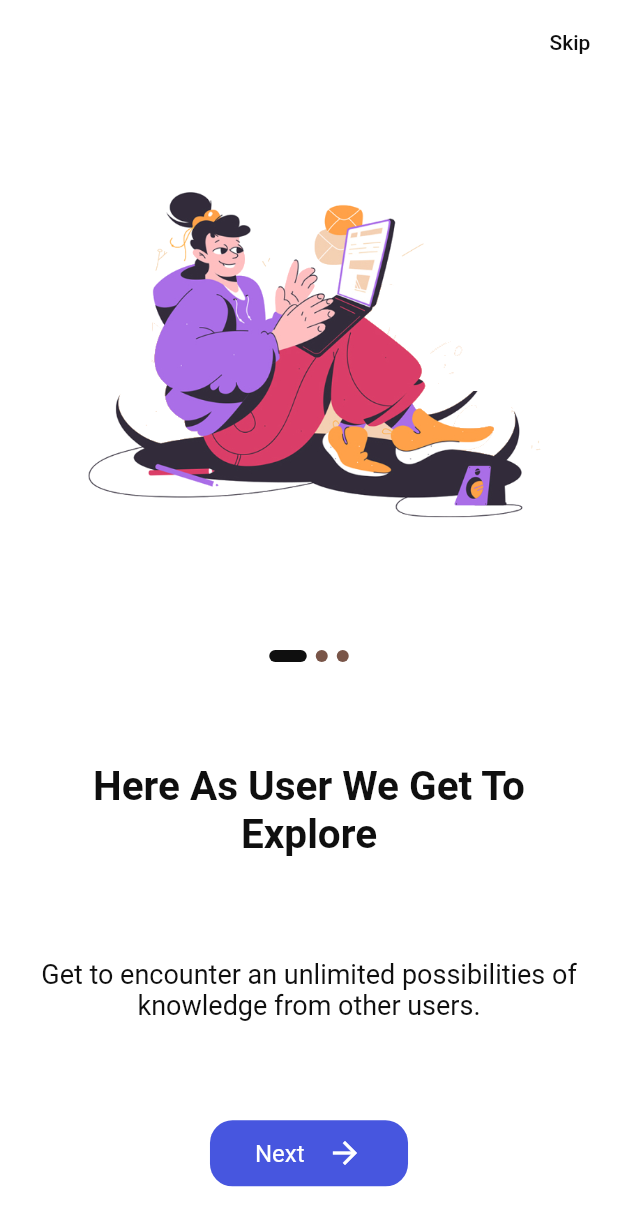
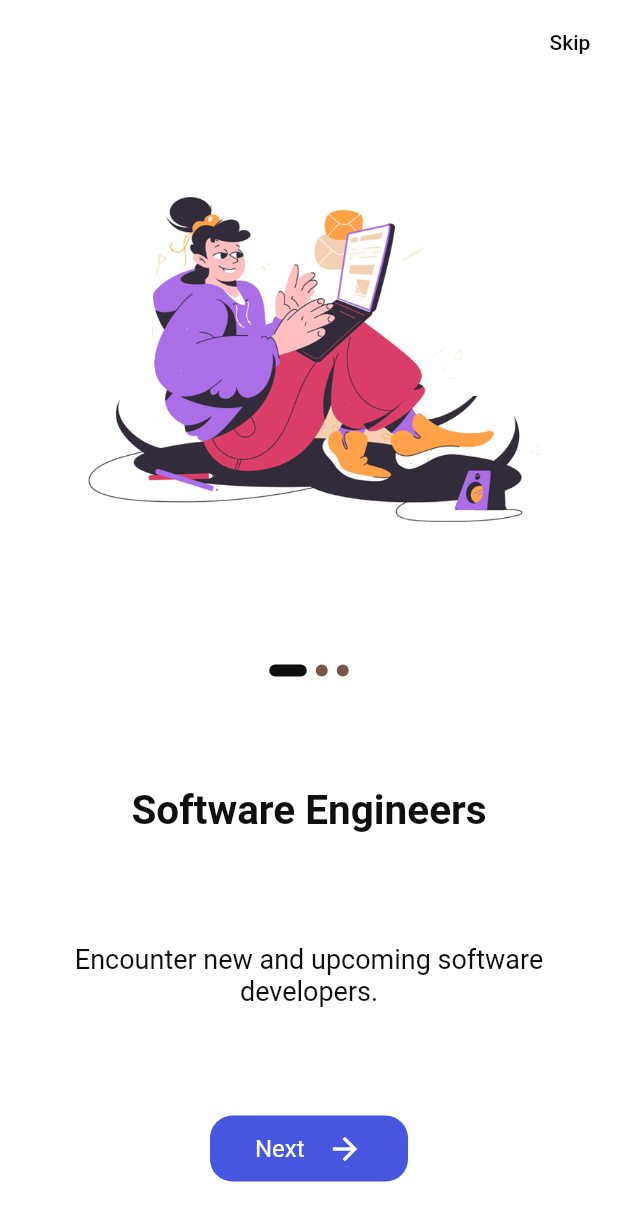
Before and after one commit to Thembek/Flutter-application, a Flutter app: the screen it shows after launch, on a phone screen of 412 x 824 dp. Shown: the top 1226 px of the screen. Run offline on Flutter 3.47's test engine with Material 2 defaults, Android fonts, the phone set to English and light mode, and no system bars; our stand-ins replace flutter_svg, google_fonts, shared_preferences; missing offline and left inert: uri; Roboto replaces fonts that are missing (Montserrat, Poppins).

Commit message:
changed text amd description commit

```diff
--- a/lib/onboard/onboard.dart
+++ b/lib/onboard/onboard.dart
@@ -16,9 +16,9 @@ class _OnBoardState extends State<OnBoard> {
   List<OnboardModel> screens = <OnboardModel>[
     OnboardModel(
        img: 'assets/images/front-end.png',
-      text: "Here As User We Get To Explore",
+      text: "Software Engineers",
       desc:
-          "Get to encounter an unlimited possibilities of knowledge from other users.",
+          "Encounter new and upcoming software developers.",
       bg: Colors.white,
       button: Color(0xFF4756DF),
     ),
@@ -26,7 +26,7 @@ class _OnBoardState extends State<OnBoard> {
       img: 'assets/images/designer.png',
       text: "Here As User We Get To Explore",
       desc:
-          "Get to encounter an unlimited possibilities of knowledge from other users.",
+          "Encounter an unlimited possibilities of knowledge from other users.",
       bg: Color(0xFF4756DF),
       button: Colors.white,
     ),
```
